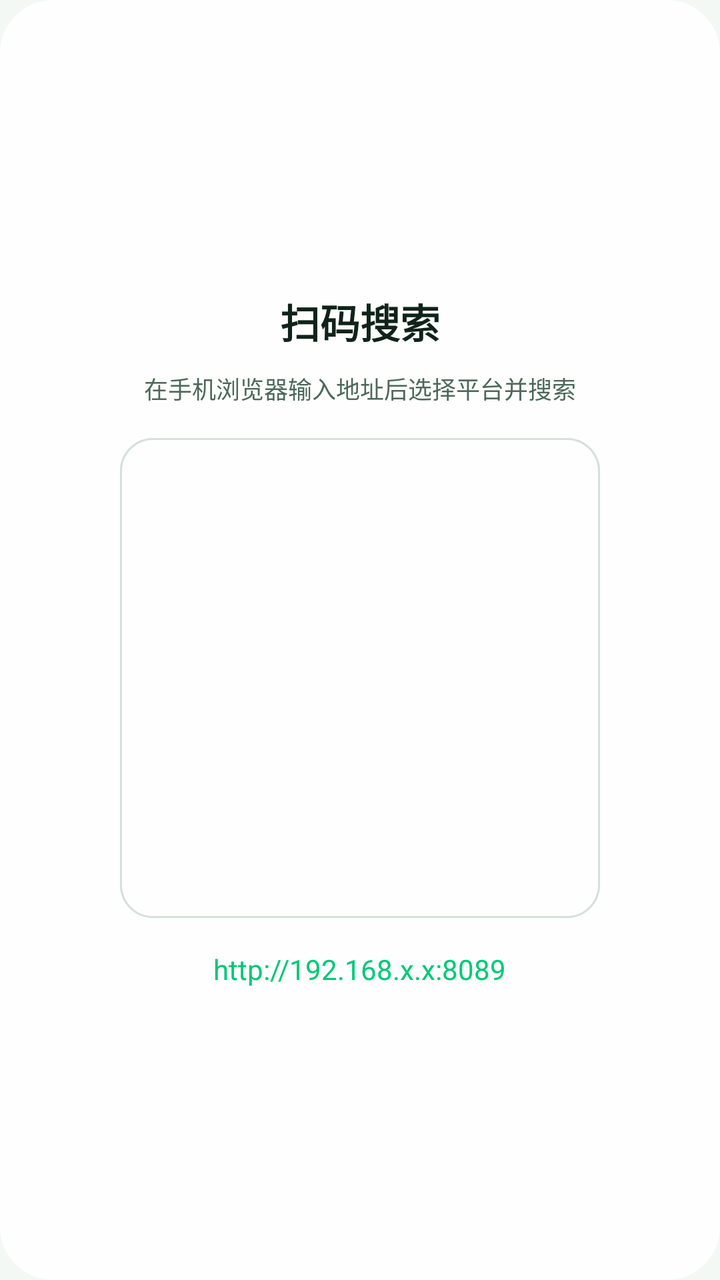
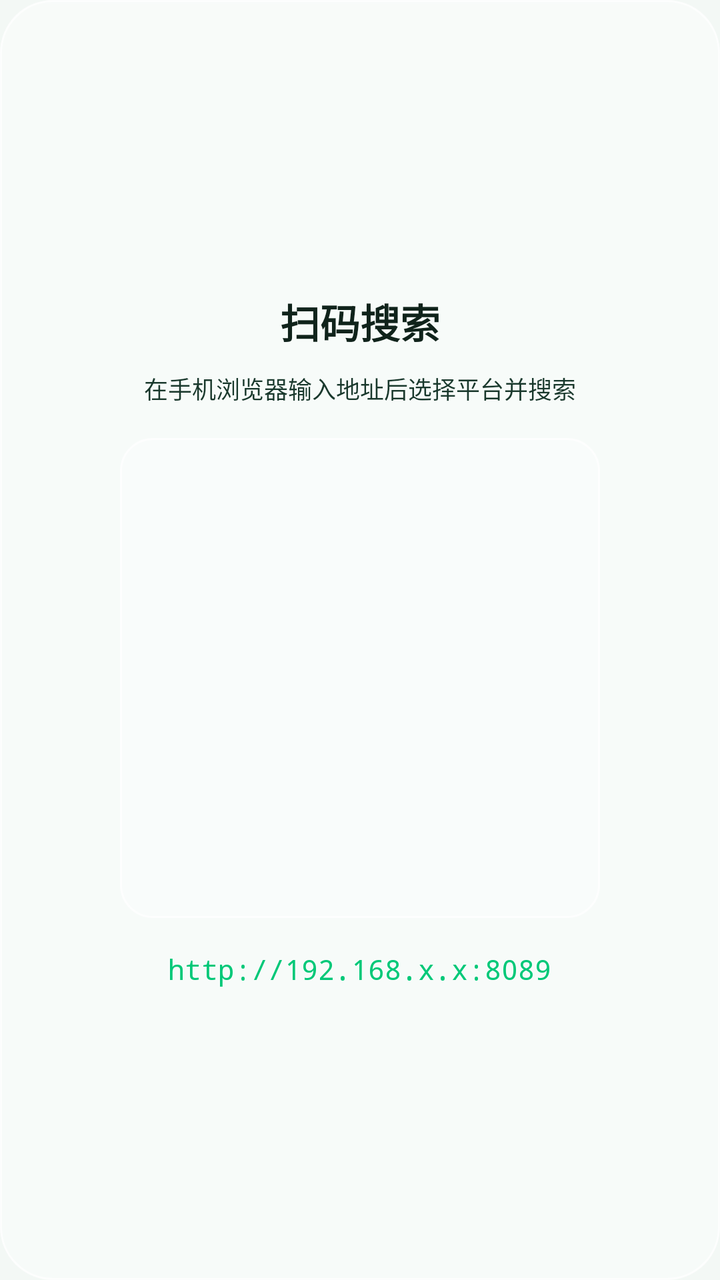

Two renders of the same Android screen: before a commit and after it. Below are the layout's source before the change and the commit's diff.
<!-- AndroidManifest.xml: application theme AppTheme.NoActionBar -->
<!-- res/layout/dialog_scan_search.xml -->
<?xml version="1.0" encoding="utf-8"?>
<LinearLayout xmlns:android="http://schemas.android.com/apk/res/android"
    android:layout_width="match_parent"
    android:layout_height="wrap_content"
    android:orientation="vertical"
    android:gravity="center"
    android:padding="@dimen/lx_space_lg"
    android:background="@drawable/bg_dialog">

    <TextView
        android:id="@+id/tvDialogTitle"
        android:layout_width="wrap_content"
        android:layout_height="wrap_content"
        android:text="扫码搜索"
        android:textColor="@color/lx_text_primary"
        android:textSize="@dimen/lx_type_section"
        android:textStyle="bold"
        android:layout_marginBottom="@dimen/lx_space_sm" />

    <TextView
        android:id="@+id/tvDialogHint"
        android:layout_width="wrap_content"
        android:layout_height="wrap_content"
        android:text="在手机浏览器输入地址后选择平台并搜索"
        android:textColor="@color/lx_text_secondary"
        android:textSize="@dimen/lx_type_caption"
        android:gravity="center"
        android:layout_marginBottom="@dimen/lx_space_md" />

    <FrameLayout
        android:layout_width="240dp"
        android:layout_height="240dp"
        android:background="@drawable/bg_input_field"
        android:padding="@dimen/lx_space_sm">

        <ImageView
            android:id="@+id/ivQrCode"
            android:layout_width="match_parent"
            android:layout_height="match_parent"
            android:scaleType="fitCenter" />
    </FrameLayout>

    <TextView
        android:id="@+id/tvIpAddress"
        android:layout_width="wrap_content"
        android:layout_height="wrap_content"
        android:text="http://192.168.x.x:8089"
        android:textColor="@color/lx_brand"
        android:textSize="@dimen/lx_type_body"
        android:layout_marginTop="@dimen/lx_space_md" />

</LinearLayout>
<!-- resources referenced by this layout -->
<resources>
  <color name="lx_brand">#00C878</color>
  <color name="lx_text_primary">#10231B</color>
  <color name="lx_text_secondary">#4B685A</color>
  <dimen name="lx_space_lg">26dp</dimen>
  <dimen name="lx_space_md">16dp</dimen>
  <dimen name="lx_space_sm">10dp</dimen>
  <dimen name="lx_type_body">14sp</dimen>
  <dimen name="lx_type_caption">12sp</dimen>
  <dimen name="lx_type_section">20sp</dimen>
  <!-- drawable bg_dialog (drawable) -->
  <?xml version="1.0" encoding="utf-8"?>
  <shape xmlns:android="http://schemas.android.com/apk/res/android"
      android:shape="rectangle">
      <solid android:color="@color/lx_glass_regular" />
      <corners android:radius="@dimen/lx_radius_panel" />
      <stroke android:width="@dimen/lx_stroke_hairline" android:color="@color/lx_glass_highlight" />
  </shape>
  <!-- drawable bg_input_field (drawable) -->
  <?xml version="1.0" encoding="utf-8"?>
  <selector xmlns:android="http://schemas.android.com/apk/res/android">
      <item android:state_focused="true">
          <shape android:shape="rectangle">
              <solid android:color="@color/lx_selected_focused_fill" />
              <corners android:radius="@dimen/lx_radius_control" />
              <stroke android:width="@dimen/lx_stroke_focus" android:color="@color/lx_focus_ring_strong" />
          </shape>
      </item>
      <item>
          <shape android:shape="rectangle">
              <solid android:color="@color/lx_glass_floating" />
              <corners android:radius="@dimen/lx_radius_control" />
              <stroke android:width="@dimen/lx_stroke_hairline" android:color="@color/lx_border" />
          </shape>
      </item>
  </selector>
  <style name="AppTheme.NoActionBar" parent="AppTheme">
          <item name="windowActionBar">false</item>
          <item name="windowNoTitle">true</item>
          <item name="android:windowBackground">@color/lx_bg_canvas</item>
      </style>
  <color name="lx_glass_regular">#D9FFFFFF</color>
  <dimen name="lx_radius_panel">26dp</dimen>
  <dimen name="lx_stroke_hairline">1dp</dimen>
  <color name="lx_glass_highlight">#CCFFFFFF</color>
  <color name="lx_selected_focused_fill">#F2FFFFFF</color>
  <dimen name="lx_radius_control">16dp</dimen>
  <dimen name="lx_stroke_focus">3dp</dimen>
  <color name="lx_focus_ring_strong">#008C55</color>
  <color name="lx_glass_floating">#B8FFFFFF</color>
  <color name="lx_border">#6694B2A2</color>
  <style name="AppTheme" parent="BaseAppTheme" />
  <color name="lx_bg_canvas">#F3F8F5</color>
  <color name="colorPrimary">@color/lx_brand</color>
  <color name="colorPrimaryDark">@color/lx_brand_pressed</color>
  <color name="colorAccent">@color/lx_brand</color>
  <color name="lx_brand_pressed">#00A965</color>
  <!-- unchanged entries left out for length: 1 -->
</resources>

<!-- the commit's change to res/layout/dialog_scan_search.xml (unified diff, before → after) -->
@@ -5,7 +5,8 @@
     android:orientation="vertical"
     android:gravity="center"
     android:padding="@dimen/lx_space_lg"
-    android:background="@drawable/bg_dialog">
+    android:background="@drawable/bg_dialog"
+    android:elevation="@dimen/lx_elevation_surface">
 
     <TextView
         android:id="@+id/tvDialogTitle"
@@ -47,6 +48,7 @@
         android:text="http://192.168.x.x:8089"
         android:textColor="@color/lx_brand"
         android:textSize="@dimen/lx_type_body"
+        android:fontFamily="monospace"
         android:layout_marginTop="@dimen/lx_space_md" />
 
 </LinearLayout>
<!-- resource entries referenced after the edit -->
@@ -2,7 +2,8 @@
 <resources>
   <color name="lx_brand">#00C878</color>
   <color name="lx_text_primary">#10231B</color>
-  <color name="lx_text_secondary">#4B685A</color>
+  <color name="lx_text_secondary">#19382C</color>
+  <dimen name="lx_elevation_surface">8dp</dimen>
   <dimen name="lx_space_lg">26dp</dimen>
   <dimen name="lx_space_md">16dp</dimen>
   <dimen name="lx_space_sm">10dp</dimen>
@@ -11,12 +12,26 @@
   <dimen name="lx_type_section">20sp</dimen>
   <!-- drawable bg_dialog (drawable) -->
   <?xml version="1.0" encoding="utf-8"?>
-  <shape xmlns:android="http://schemas.android.com/apk/res/android"
-      android:shape="rectangle">
-      <solid android:color="@color/lx_glass_regular" />
-      <corners android:radius="@dimen/lx_radius_panel" />
-      <stroke android:width="@dimen/lx_stroke_hairline" android:color="@color/lx_glass_highlight" />
-  </shape>
+  <layer-list xmlns:android="http://schemas.android.com/apk/res/android">
+      <item>
+          <shape android:shape="rectangle">
+              <solid android:color="@color/lx_glass_regular" />
+              <corners android:radius="@dimen/lx_radius_panel" />
+              <stroke android:width="@dimen/lx_stroke_hairline" android:color="@color/lx_glass_edge" />
+          </shape>
+      </item>
+      <item>
+          <shape android:shape="rectangle">
+              <gradient
+                  android:angle="270"
+                  android:startColor="@color/lx_glass_highlight"
+                  android:centerY="0.18"
+                  android:centerColor="@color/lx_glass_specular_mid"
+                  android:endColor="@color/lx_glass_specular_clear" />
+              <corners android:radius="@dimen/lx_radius_panel" />
+          </shape>
+      </item>
+  </layer-list>
   <!-- drawable bg_input_field (drawable) -->
   <?xml version="1.0" encoding="utf-8"?>
   <selector xmlns:android="http://schemas.android.com/apk/res/android">
@@ -29,9 +44,9 @@
       </item>
       <item>
           <shape android:shape="rectangle">
-              <solid android:color="@color/lx_glass_floating" />
+              <solid android:color="@color/lx_glass_clear" />
               <corners android:radius="@dimen/lx_radius_control" />
-              <stroke android:width="@dimen/lx_stroke_hairline" android:color="@color/lx_border" />
+              <stroke android:width="@dimen/lx_stroke_hairline" android:color="@color/lx_glass_edge" />
           </shape>
       </item>
   </selector>
@@ -40,18 +55,21 @@
           <item name="windowNoTitle">true</item>
           <item name="android:windowBackground">@color/lx_bg_canvas</item>
       </style>
-  <color name="lx_glass_regular">#D9FFFFFF</color>
+  <color name="lx_glass_regular">#52FFFFFF</color>
   <dimen name="lx_radius_panel">26dp</dimen>
   <dimen name="lx_stroke_hairline">1dp</dimen>
-  <color name="lx_glass_highlight">#CCFFFFFF</color>
-  <color name="lx_selected_focused_fill">#F2FFFFFF</color>
+  <color name="lx_glass_edge">#CCFFFFFF</color>
+  <color name="lx_glass_highlight">#24FFFFFF</color>
+  <color name="lx_glass_specular_mid">#08FFFFFF</color>
+  <color name="lx_glass_specular_clear">#00FFFFFF</color>
+  <color name="lx_selected_focused_fill">@color/lx_bg_focus</color>
   <dimen name="lx_radius_control">16dp</dimen>
-  <dimen name="lx_stroke_focus">3dp</dimen>
-  <color name="lx_focus_ring_strong">#008C55</color>
-  <color name="lx_glass_floating">#B8FFFFFF</color>
-  <color name="lx_border">#6694B2A2</color>
+  <dimen name="lx_stroke_focus">2dp</dimen>
+  <color name="lx_focus_ring_strong">#D9008C55</color>
+  <color name="lx_glass_clear">#42FFFFFF</color>
   <style name="AppTheme" parent="BaseAppTheme" />
   <color name="lx_bg_canvas">#F3F8F5</color>
+  <color name="lx_bg_focus">#DFF8ED</color>
   <color name="colorPrimary">@color/lx_brand</color>
   <color name="colorPrimaryDark">@color/lx_brand_pressed</color>
   <color name="colorAccent">@color/lx_brand</color>
